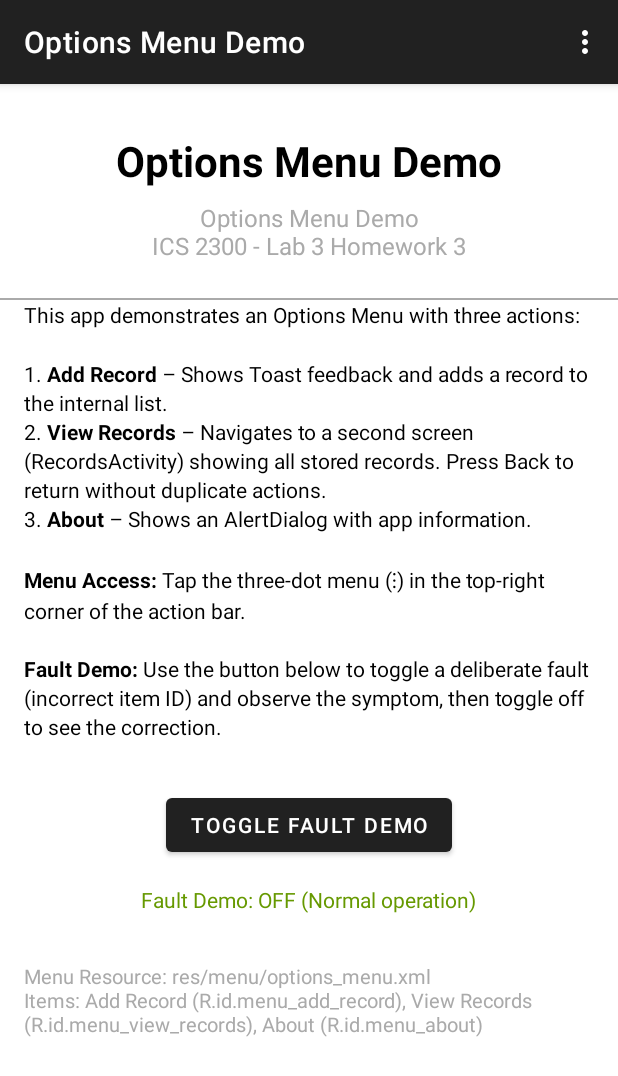
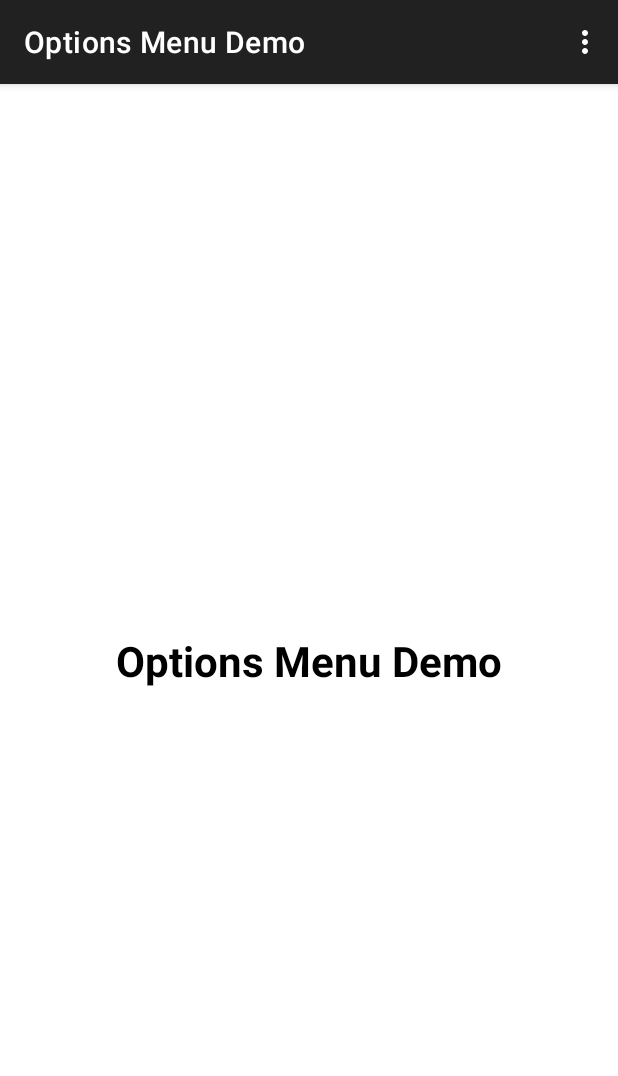
Before and after one commit to ai-patrick/Options-menu-navigation-and-Toast-feedback, an Android app: the screen it shows after launch (MainActivity), on a phone screen of 412 x 824 dp. Shown: the top 1076 px of the screen. Run offline under Robolectric (Android 15) with nearby library versions, the phone set to English and light mode, and no system bars.

Commit message:
Simplify: Clean minimal MainActivity layout; fault toggle via menu only

```diff
--- a/app/src/main/java/com/example/options_menu/MainActivity.java
+++ b/app/src/main/java/com/example/options_menu/MainActivity.java
@@ -5,8 +5,6 @@ import android.os.Bundle;
 import android.util.Log;
 import android.view.Menu;
 import android.view.MenuItem;
-import android.view.View;
-import android.widget.TextView;
 import android.widget.Toast;
 
 import androidx.activity.EdgeToEdge;
@@ -73,6 +71,9 @@ public class MainActivity extends AppCompatActivity {
      * Handle menu item selections.
      * Uses stable item IDs (not labels) for reliable matching.
      * Demonstrates deliberate fault when demonstrateFault flag is true.
+     * The fault ONLY affects the three assessed actions (Add Record, View Records, About).
+     * The Toggle Fault control (menu_toggle_fault) always uses the REAL itemId
+     * so the user can always turn the fault off.
      */
     @Override
     public boolean onOptionsItemSelected(MenuItem item) {
@@ -81,6 +82,7 @@ public class MainActivity extends AppCompatActivity {
 
         // DEMONSTRATE FAULT: Use incorrect ID when flag is set
         // This simulates a common bug where developer uses wrong constant
+        // ONLY for the three assessed actions; menu_toggle_fault uses real itemId below
         int effectiveItemId = demonstrateFault ? R.id.menu_view_records : itemId;
 
         if (effectiveItemId != itemId) {
@@ -97,9 +99,9 @@ public class MainActivity extends AppCompatActivity {
             handleAbout();
             return true;
         } else if (itemId == R.id.menu_toggle_fault) {
-            // This item should NOT use the fault-affected ID
-            // It's the control to toggle the fault demo itself
-            onToggleFaultClick(null);
+            // This item MUST use the REAL itemId (not effectiveItemId)
+            // so the user can always toggle the fault off
+            toggleFaultDemo();
             return true;
         }
 
@@ -111,20 +113,17 @@ public class MainActivity extends AppCompatActivity {
 
     /**
      * Handle "Add Record" action.
-     * Shows Toast feedback and adds a record to the manager.
+     * Shows a single confirmation Toast and adds a record to the manager.
      */
     private void handleAddRecord() {
         Log.d(TAG, "handleAddRecord called");
-
-        // Show brief, non-critical feedback via Toast
-        Toast.makeText(this, R.string.toast_add_record, Toast.LENGTH_SHORT).show();
 
         // Add a new record
         String newRecord = "Record #" + (RecordManager.getInstance().getCount() + 1)
                 + " - Added at " + java.time.LocalTime.now().toString().substring(0, 8);
         RecordManager.getInstance().addRecord(newRecord);
 
-        // Follow-up confirmation Toast
+        // Single confirmation Toast (first Toast removed to avoid queueing)
         Toast.makeText(this, R.string.toast_record_added, Toast.LENGTH_SHORT).show();
 
         Log.d(TAG, "Record added: " + newRecord);
@@ -165,23 +164,6 @@ public class MainActivity extends AppCompatActivity {
     }
 
     /**
-     * Toggle fault demonstration mode.
-     * Called from a long-press or could be a debug option.
-     * This allows the user to see the fault and its correction.
-     */
-    public void toggleFaultDemo(MenuItem item) {
-        demonstrateFault = !demonstrateFault;
-        Log.d(TAG, "Fault demo toggled: " + demonstrateFault);
-
-        String status = demonstrateFault ? "ENABLED (incorrect ID will be used)" : "DISABLED (correct ID used)";
-        Toast.makeText(this, "Fault Demo: " + status, Toast.LENGTH_LONG).show();
-
-        if (demonstrateFault) {
-            showFaultExplanation();
-        }
-    }
-
-    /**
      * Show explanation of the deliberate fault for educational purposes.
      */
     private void showFaultExplanation() {
@@ -193,22 +175,12 @@ public class MainActivity extends AppCompatActivity {
     }
 
     /**
-     * Click handler for the Toggle Fault Demo button.
-     * Updates the UI to reflect the current fault state.
+     * Toggles the fault demonstration mode.
+     * Called from the menu item (menu_toggle_fault).
      */
-    public void onToggleFaultClick(View view) {
+    private void toggleFaultDemo() {
         demonstrateFault = !demonstrateFault;
-        Log.d(TAG, "Fault demo toggled via button: " + demonstrateFault);
-
-        // Update status text
-        TextView statusText = findViewById(R.id.textViewFaultStatus);
-        if (demonstrateFault) {
-            statusText.setText(R.string.fault_status_on);
-            statusText.setTextColor(getColor(android.R.color.holo_red_dark));
-        } else {
-            statusText.setText(R.string.fault_status_off);
-            statusText.setTextColor(getColor(android.R.color.holo_green_dark));
-        }
+        Log.d(TAG, "Fault demo toggled: " + demonstrateFault);
 
         // Show Toast feedback
         String status = demonstrateFault ? "ENABLED (incorrect ID will be used)" : "DISABLED (correct ID used)";
--- a/app/src/main/res/layout/activity_main.xml
+++ b/app/src/main/res/layout/activity_main.xml
@@ -5,98 +5,18 @@
     android:id="@+id/main"
     android:layout_width="match_parent"
     android:layout_height="match_parent"
-    android:padding="16dp"
     tools:context=".MainActivity">
 
-    <!-- Title -->
     <TextView
-        android:id="@+id/textViewTitle"
         android:layout_width="wrap_content"
         android:layout_height="wrap_content"
         android:text="@string/app_name"
         android:textSize="28sp"
         android:textStyle="bold"
         android:textColor="@android:color/black"
+        app:layout_constraintBottom_toBottomOf="parent"
         app:layout_constraintEnd_toEndOf="parent"
         app:layout_constraintStart_toStartOf="parent"
-        app:layout_constraintTop_toTopOf="parent"
-        android:layout_marginTop="32dp" />
-
-    <!-- Subtitle -->
-    <TextView
-        android:id="@+id/textViewSubtitle"
-        android:layout_width="wrap_content"
-        android:layout_height="wrap_content"
-        android:text="Options Menu Demo\nICS 2300 - Lab 3 Homework 3"
-        android:textSize="16sp"
-        android:textColor="@android:color/darker_gray"
-        android:gravity="center"
-        app:layout_constraintEnd_toEndOf="parent"
-        app:layout_constraintStart_toStartOf="parent"
-        app:layout_constraintTop_toBottomOf="@id/textViewTitle"
-        android:layout_marginTop="8dp" />
-
-    <!-- Divider -->
-    <View
-        android:id="@+id/divider"
-        android:layout_width="match_parent"
-        android:layout_height="1dp"
-        android:background="@android:color/darker_gray"
-        app:layout_constraintTop_toBottomOf="@id/textViewSubtitle"
-        android:layout_marginTop="24dp"
-        android:layout_marginBottom="24dp" />
-
-    <!-- Instruction Text -->
-    <TextView
-        android:id="@+id/textViewInstructions"
-        android:layout_width="0dp"
-        android:layout_height="wrap_content"
-        android:text="@string/instructions_main"
-        android:textSize="14sp"
-        android:textColor="@android:color/black"
-        android:lineSpacingMultiplier="1.2"
-        app:layout_constraintEnd_toEndOf="parent"
-        app:layout_constraintStart_toStartOf="parent"
-        app:layout_constraintTop_toBottomOf="@id/divider"
-        android:layout_marginHorizontal="16dp" />
-
-    <!-- Fault Demo Toggle Button -->
-    <Button
-        android:id="@+id/buttonToggleFault"
-        android:layout_width="wrap_content"
-        android:layout_height="wrap_content"
-        android:text="@string/toggle_fault_demo"
-        android:onClick="onToggleFaultClick"
-        app:layout_constraintEnd_toEndOf="parent"
-        app:layout_constraintStart_toStartOf="parent"
-        app:layout_constraintTop_toBottomOf="@id/textViewInstructions"
-        android:layout_marginTop="32dp" />
-
-    <!-- Status Text -->
-    <TextView
-        android:id="@+id/textViewFaultStatus"
-        android:layout_width="wrap_content"
-        android:layout_height="wrap_content"
-        android:text="@string/fault_status_off"
-        android:textSize="14sp"
-        android:textColor="@android:color/holo_green_dark"
-        app:layout_constraintEnd_toEndOf="parent"
-        app:layout_constraintStart_toStartOf="parent"
-        app:layout_constraintTop_toBottomOf="@id/buttonToggleFault"
-        android:layout_marginTop="16dp" />
-
-    <!-- Menu Items Reference -->
-    <TextView
-        android:id="@+id/textViewMenuRef"
-        android:layout_width="0dp"
-        android:layout_height="wrap_content"
-        android:text="@string/menu_reference"
-        android:textSize="13sp"
-        android:textColor="@android:color/darker_gray"
-        android:layout_marginTop="32dp"
-        android:layout_marginHorizontal="16dp"
-        app:layout_constraintEnd_toEndOf="parent"
-        app:layout_constraintStart_toStartOf="parent"
-        app:layout_constraintTop_toBottomOf="@id/textViewFaultStatus" />
+        app:layout_constraintTop_toTopOf="parent" />
 
 </androidx.constraintlayout.widget.ConstraintLayout>
```
